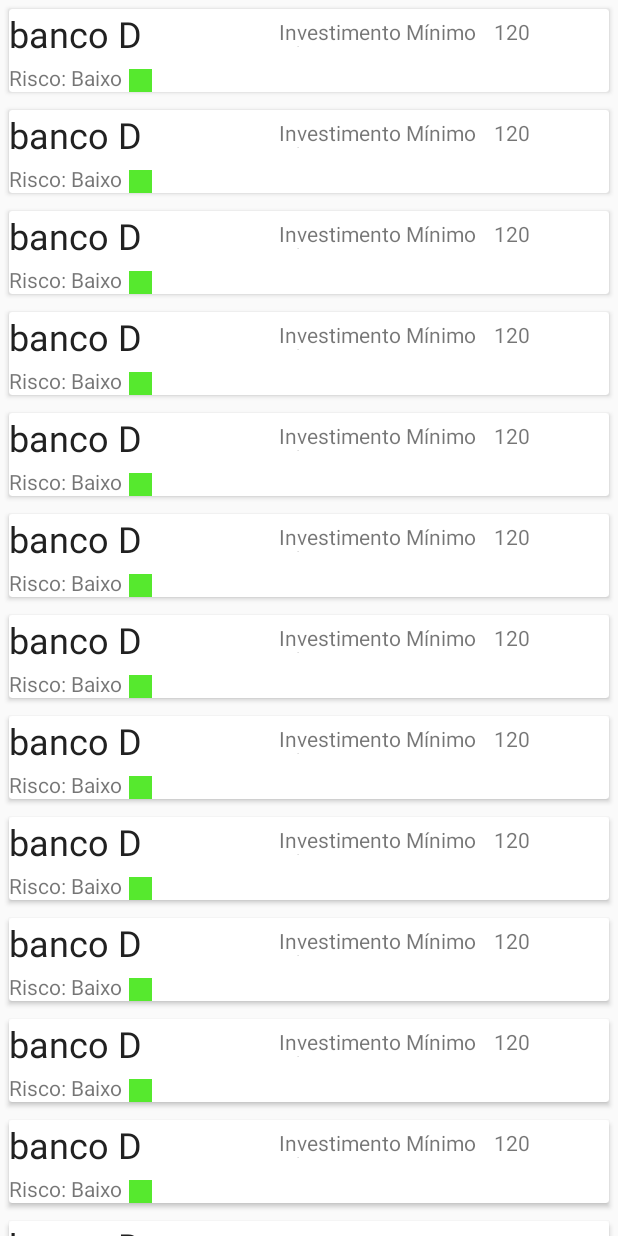
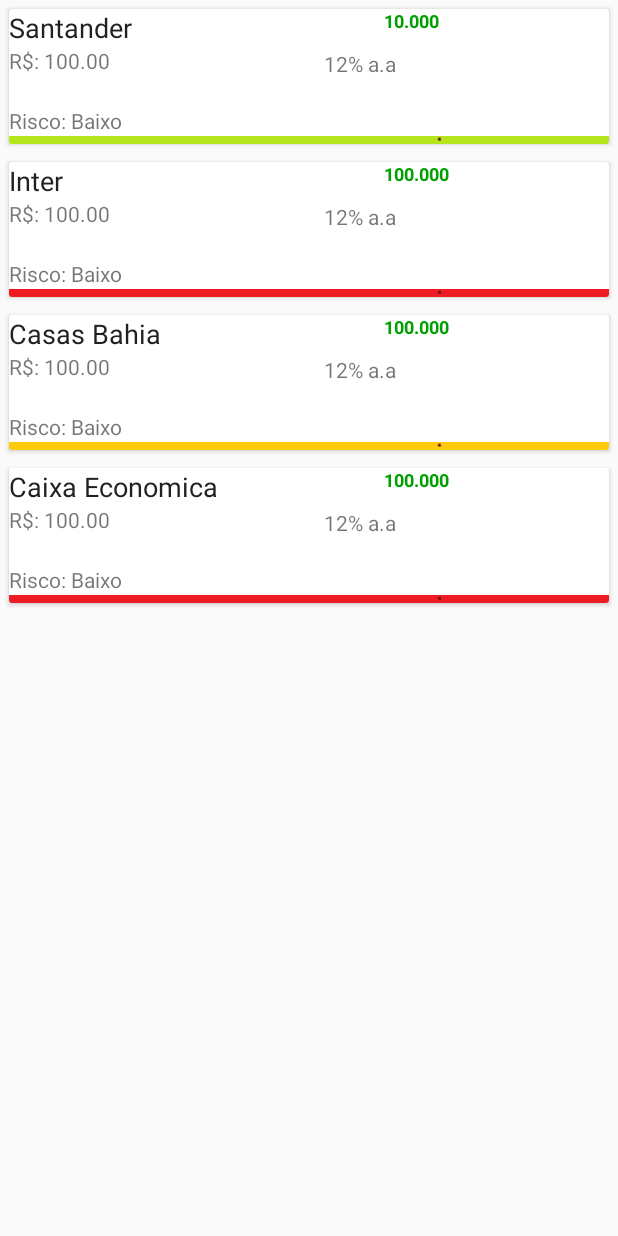
Before and after one commit to brunocmo/Learn-2-Invest, an Android app: the CDB screen opened directly, with no data from a screen before it, on a phone screen of 412 x 824 dp. Run offline under Robolectric (Android 15) with nearby library versions, the phone set to English and light mode, and no system bars.

```diff
--- a/telamain/src/main/java/com/a3s/learn2invest/Adapter/PostagemAdapter.java
+++ b/telamain/src/main/java/com/a3s/learn2invest/Adapter/PostagemAdapter.java
@@ -5,16 +5,24 @@ import android.support.v7.widget.RecyclerView;
 import android.view.LayoutInflater;
 import android.view.View;
 import android.view.ViewGroup;
+import android.widget.ImageView;
 import android.widget.TextView;
 
+import com.a3s.learn2invest.Postagem;
 import com.a3s.learn2invest.R;
+
+import java.util.List;
 
 public class PostagemAdapter extends RecyclerView.Adapter <PostagemAdapter.MyViewHolder>{
 
+    private List<Postagem>postagems;
+    public PostagemAdapter(List<Postagem> p) {
+        this.postagems =p;
 
-    @NonNull
+    }
+
     @Override
-    public MyViewHolder onCreateViewHolder(@NonNull ViewGroup viewGroup, int i) {
+    public MyViewHolder onCreateViewHolder( ViewGroup viewGroup, int i) {
         View itemlista = LayoutInflater.from(viewGroup.getContext())
                 .inflate(R.layout.cdb_items,viewGroup,false);
 
@@ -23,33 +31,41 @@ public class PostagemAdapter extends RecyclerView.Adapter <PostagemAdapter.MyVie
 
     @Override
     public void onBindViewHolder(@NonNull MyViewHolder myViewHolder, int i) {
-        myViewHolder.nome.setText("banco A");
-        myViewHolder.valorMinimo.setText("1200");
-        myViewHolder.nome.setText("banco B");
-        myViewHolder.valorMinimo.setText("1200");
-        myViewHolder.nome.setText("banco C");
-        myViewHolder.valorMinimo.setText("1200");
-        myViewHolder.nome.setText("banco D");
-        myViewHolder.valorMinimo.setText("1200");
+        Postagem postagem = postagems.get(i);
+        myViewHolder.nome.setText(postagem.getNome());
+        myViewHolder.montante.setText(postagem.getMontante());
+        myViewHolder.valorMinimo.setText(postagem.getInvestimentoMinimo());
+        myViewHolder.risco.setText(postagem.getRisco());
+        myViewHolder.imagem.setImageResource(postagem.getImagem());
+        myViewHolder.taxa.setText(postagem.getTaxa());
 
 
     }
 
     @Override
     public int getItemCount() {
-        return 15;
+        return postagems.size();
     }
 
     public class MyViewHolder extends RecyclerView.ViewHolder{
         private TextView nome;
         private TextView valorMinimo;
-        //private TextView taxa;
+        private TextView risco;
+        private ImageView imagem;
+        private TextView montante;
+        private TextView taxa;
 
         public MyViewHolder(@NonNull View itemView) {
             super(itemView);
 
             nome = itemView.findViewById(R.id.nome);
-            valorMinimo = itemView.findViewById(R.id.valor);
+            valorMinimo = itemView.findViewById(R.id.investimentoMinimo);
+            risco = itemView.findViewById(R.id.risco);
+            imagem = itemView.findViewById(R.id.imagem);
+            taxa = itemView.findViewById(R.id.taxa);
+            montante = itemView.findViewById(R.id.montante);
+
+
 
         }
     }
--- a/telamain/src/main/java/com/a3s/learn2invest/CDB.java
+++ b/telamain/src/main/java/com/a3s/learn2invest/CDB.java
@@ -7,25 +7,43 @@ import android.support.v7.widget.RecyclerView;
 
 import com.a3s.learn2invest.Adapter.PostagemAdapter;
 
+import java.util.ArrayList;
+import java.util.List;
+
 public class CDB extends AppCompatActivity {
 
-    private RecyclerView recyclerView;
+    private RecyclerView recyclerPostagem;
+    private List<Postagem> postagens = new ArrayList<>();
 
     @Override
     protected void onCreate(Bundle savedInstanceState) {
         super.onCreate(savedInstanceState);
         setContentView(R.layout.activity_cdb);
 
-        recyclerView = (RecyclerView) findViewById(R.id.recyclevVew);
+        recyclerPostagem = (RecyclerView) findViewById(R.id.recyclerPostagem);
         //definindo layout
         RecyclerView.LayoutManager layoutManager= new LinearLayoutManager(this);
-        recyclerView.setLayoutManager(layoutManager);
+        recyclerPostagem.setLayoutManager(layoutManager);
+
 
         //definir o adapter
-        PostagemAdapter adapter= new PostagemAdapter();
+        prepararPostagens();
+        PostagemAdapter adapter= new PostagemAdapter(postagens);
 
-        recyclerView.setAdapter(adapter);
+        recyclerPostagem.setAdapter(adapter);
 
 
     }
+
+    public void prepararPostagens(){
+        Postagem p = new Postagem("Santander","R$: 100.00","10.000",R.drawable.verde,"Risco: Baixo","12% a.a");
+        this.postagens.add(p);
+         p = new Postagem("Inter","R$: 100.00","100.000",R.drawable.vermelho,"Risco: Baixo","12% a.a");
+        this.postagens.add(p);
+        p = new Postagem("Casas Bahia","R$: 100.00","100.000",R.drawable.amarelo,"Risco: Baixo","12% a.a");
+        this.postagens.add(p);
+        p = new Postagem("Caixa Economica","R$: 100.00","100.000",R.drawable.vermelho,"Risco: Baixo","12% a.a");
+        this.postagens.add(p);
+
+    }
 }
--- /dev/null
+++ b/telamain/src/main/java/com/a3s/learn2invest/Postagem.java
@@ -0,0 +1,70 @@
+package com.a3s.learn2invest;
+
+public class Postagem {
+    private String nome;
+    private String investimentoMinimo;
+    private String montante;
+    private int imagem;
+    private String risco;
+    private String taxa;
+
+    public Postagem() {
+    }
+
+    public Postagem(String nome, String investimentoMinimo, String montante, int imagem, String risco, String taxa) {
+        this.nome = nome;
+        this.investimentoMinimo = investimentoMinimo;
+        this.montante = montante;
+        this.imagem = imagem;
+        this.risco = risco;
+        this.taxa = taxa;
+    }
+
+    public String getNome() {
+        return nome;
+    }
+
+    public void setNome(String nome) {
+        this.nome = nome;
+    }
+
+    public String getInvestimentoMinimo() {
+        return investimentoMinimo;
+    }
+
+    public void setInvestimentoMinimo(String investimentoMinimo) {
+        this.investimentoMinimo = investimentoMinimo;
+    }
+
+    public String getMontante() {
+        return montante;
+    }
+
+    public void setMontante(String montante) {
+        this.montante = montante;
+    }
+
+    public int getImagem() {
+        return imagem;
+    }
+
+    public void setImagem(int imagem) {
+        this.imagem = imagem;
+    }
+
+    public String getRisco() {
+        return risco;
+    }
+
+    public void setRisco(String risco) {
+        this.risco = risco;
+    }
+
+    public String getTaxa() {
+        return taxa;
+    }
+
+    public void setTaxa(String taxa) {
+        this.taxa = taxa;
+    }
+}
--- a/telamain/src/main/res/layout/activity_cdb.xml
+++ b/telamain/src/main/res/layout/activity_cdb.xml
@@ -7,7 +7,7 @@
     tools:context=".CDB">
 
     <android.support.v7.widget.RecyclerView
-        android:id="@+id/recyclevVew"
+        android:id="@+id/recyclerPostagem"
         android:layout_width="match_parent"
         android:layout_height="match_parent" />
 </LinearLayout>
--- a/telamain/src/main/res/layout/cdb_items.xml
+++ b/telamain/src/main/res/layout/cdb_items.xml
@@ -1,7 +1,7 @@
 <?xml version="1.0" encoding="utf-8"?>
 <android.support.v7.widget.CardView xmlns:android="http://schemas.android.com/apk/res/android"
     android:layout_width="match_parent"
-    android:layout_height="wrap_content"
+    android:layout_height="90dp"
     android:layout_margin="6dp">
 
     <LinearLayout
@@ -11,41 +11,50 @@
 
         <TextView
             android:id="@+id/nome"
-            android:layout_width="wrap_content"
+            android:layout_width="250dp"
             android:layout_height="wrap_content"
             android:text="Banco"
             android:textColor="#212121"
-            android:textSize="24dp" />
+            android:textSize="18dp" />
 
         <TextView
-            android:id="@+id/textView4"
-            android:layout_width="85dp"
-            android:layout_height="wrap_content"
-            android:layout_marginTop="5px"
-            android:text="Risco: Baixo" />
+            android:id="@+id/montante"
+            android:layout_width="133dp"
+            android:layout_height="25dp"
+            android:layout_marginLeft="250dp"
+            android:layout_marginTop="-25dp"
+            android:textColor="#00a000"
+            android:textSize="12dp"
+            android:textStyle="bold"
+            android:text="" />
+        <TextView
+            android:id="@+id/investimentoMinimo"
+            android:text=""
+            android:layout_width="200dp"
+            android:layout_height="22dp" />
 
         <TextView
-            android:layout_width="15dp"
-            android:layout_height="15dp"
-            android:layout_marginLeft="80dp"
-            android:layout_marginTop="-15dp"
-            android:background="#56e92e" />
+            android:id="@+id/taxa"
+            android:text=""
+            android:layout_marginLeft="210dp"
+            android:layout_marginTop="-20dp"
+            android:layout_width="70dp"
+            android:layout_height="18dp" />
 
         <TextView
-            android:layout_width="131dp"
-            android:layout_height="20dp"
-            android:layout_marginLeft="180dp"
-            android:layout_marginTop="-50dp"
-            android:text="Investimento Mínimo R$:" />
+            android:text="Risco: Médio"
+            android:id="@+id/risco"
+            android:layout_marginTop="20dp"
+            android:layout_width="wrap_content"
+            android:layout_height="wrap_content" />
+        <ImageView
+            android:id="@+id/imagem"
+            android:src="@drawable/amarelo"
+            android:layout_width="wrap_content"
+            android:layout_height="19dp" />
 
 
-        <TextView
-            android:id="@+id/valor"
-            android:layout_width="30dp"
-            android:layout_height="20dp"
-            android:layout_marginLeft="323dp"
-            android:layout_marginTop="-20dp"
-            android:text="0.0" />
+
 
     </LinearLayout>
 </android.support.v7.widget.CardView>
```
Also changed, not shown: telamain/src/main/res/drawable-v24/amarelo.png (added), telamain/src/main/res/drawable-v24/verde.png (added), telamain/src/main/res/drawable-v24/vermelho.png (added).
